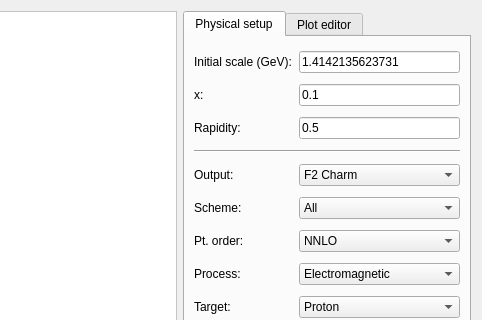
Before: the Qt Designer form apfelGUI/forms/plotdisq.ui in scarrazza/apfel, drawn with Qt 5; both pictures show x 534 to 1016 and y 0 to 320 of the 1016 by 643 pixel window.
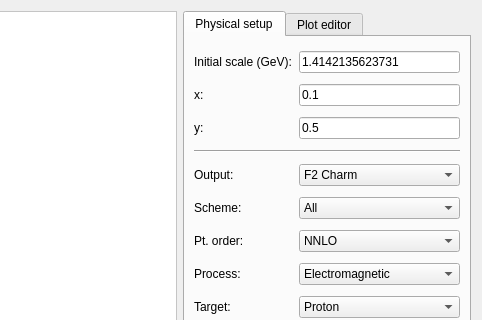
After: the same form once the commit is applied. Icons and pictures are not drawn.

Patch:
```diff
--- a/apfelGUI/forms/plotdisq.ui
+++ b/apfelGUI/forms/plotdisq.ui
@@ -492,7 +492,7 @@
        <item row="2" column="0">
         <widget class="QLabel" name="label_17">
          <property name="text">
-          <string>Rapidity:</string>
+          <string>y:</string>
          </property>
         </widget>
        </item>
```
